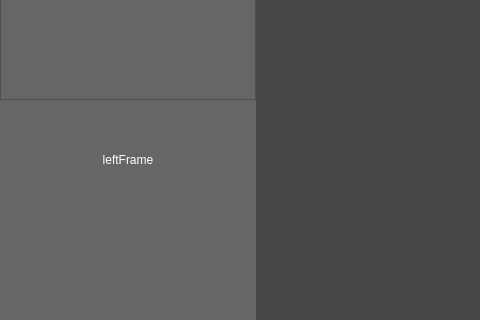
kaizxr/cafl, file res/ui/sandboxwindow.ui: the form before one commit; both pictures show x 0 to 480 and y 240 to 560 of the 1200 by 800 pixel window.
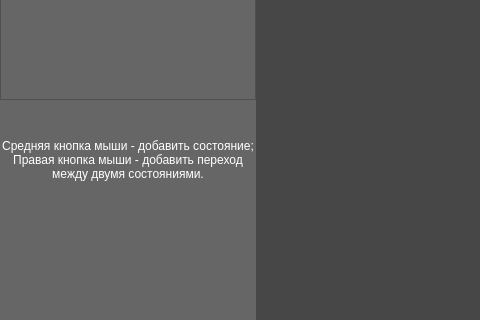
The form after the commit.

Commit message: added little tutor to leftlabel

The edit to the form file:
```diff
--- a/res/ui/sandboxwindow.ui
+++ b/res/ui/sandboxwindow.ui
@@ -304,11 +304,21 @@
             </rect>
            </property>
            <property name="text">
-            <string>leftFrame</string>
+            <string>Средняя кнопка мыши - добавить состояние;
+Правая кнопка мыши - добавить переход между двумя состояниями.</string>
+           </property>
+           <property name="textFormat">
+            <enum>Qt::PlainText</enum>
            </property>
            <property name="alignment">
             <set>Qt::AlignCenter</set>
            </property>
+           <property name="wordWrap">
+            <bool>true</bool>
+           </property>
+           <property name="margin">
+            <number>8</number>
+           </property>
           </widget>
           <widget class="QListWidget" name="listWidget">
            <property name="geometry">
```
The commit also changes 1 other file.
